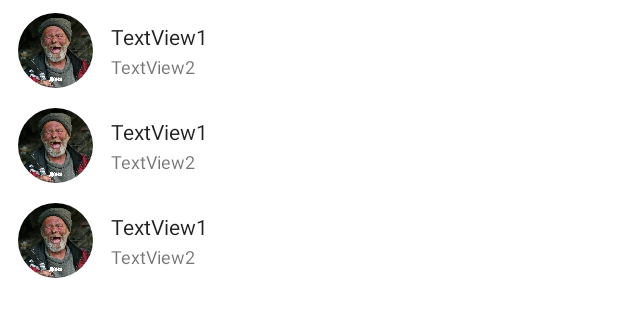
After one commit to Reeto1210/Taverna, an Android app: the layout fragment_contacts.xml on its own in the app's theme, with its tools: preview values and no code run, on a phone screen of 412 x 824 dp. The commit adds this screen. Shown: the top 317 px of the screen. Run offline under Robolectric (Android 15) with nearby library versions, the light colour scheme and no system bars.

Commit message:
начало создания ресайкла контактов

```diff
--- a/app/build.gradle
+++ b/app/build.gradle
@@ -38,6 +38,8 @@ android {
         implementation "androidx.constraintlayout:constraintlayout:2.0.1"
         api 'com.theartofdev.edmodo:android-image-cropper:2.8.+'
 // Add for NavController support
+        implementation 'com.firebaseui:firebase-ui-database:6.3.0'
+
         implementation "com.mikepenz:materialdrawer-nav:7.0.0"
         implementation fileTree(dir: "libs", include: ["*.jar"])
         implementation "org.jetbrains.kotlin:kotlin-stdlib-jdk7:$kotlin_version"
--- a/app/src/main/java/com/mudryakov/taverna/activityes/MainActivity.kt
+++ b/app/src/main/java/com/mudryakov/taverna/activityes/MainActivity.kt
@@ -73,6 +73,7 @@ class MainActivity : AppCompatActivity() {
     override fun onStart() {
         super.onStart()
         appStatus.changeState(appStatus.ONLINE)
+
     }
 
 
--- a/app/src/main/java/com/mudryakov/taverna/ui/Fragmets/Register/EnterCodeFragment.kt
+++ b/app/src/main/java/com/mudryakov/taverna/ui/Fragmets/Register/EnterCodeFragment.kt
@@ -14,7 +14,7 @@ class EnterCodeFragment(val phoneNumber: String, val id: String) :
     Fragment(R.layout.fragment_enter_code) {
 
     override fun onStart() {
-        (activity as RegisterActivity).title = phoneNumber
+        APP_ACTIVITY.title = phoneNumber
         super.onStart()
 
         Register_enterCode.addTextChangedListener(MyTextWhatcher {
@@ -42,6 +42,9 @@ class EnterCodeFragment(val phoneNumber: String, val id: String) :
         var dateMap = mutableMapOf<String, Any>()
         dateMap[CHILD_ID] = uid
         dateMap[CHILD_PHONE] = phoneNumber
+
+
+
               REF_DATABASE_ROOT.child(NODE_PHONES).child(phoneNumber).setValue(uid).addOnSuccessListener {
                   REF_DATABASE_ROOT.child(NODE_USERS).child(uid).updateChildren(dateMap)
                       .addOnCompleteListener {
--- a/app/src/main/java/com/mudryakov/taverna/ui/Objects/appStatus.kt
+++ b/app/src/main/java/com/mudryakov/taverna/ui/Objects/appStatus.kt
@@ -6,9 +6,10 @@ enum class appStatus(val state:String) {
     TYPING("печатает");
     companion object {
         fun changeState(status: appStatus) {
+            USER.status = status.state
             REF_DATABASE_ROOT.child(NODE_USERS).child(CURRENT_UID).child(CHILD_STATUS)
                 .setValue(status.state).addOnCompleteListener {
-                    if (it.isSuccessful) USER.status = status.state
+                    if (it.isSuccessful)
                     else showToast(it.exception?.message.toString())
                 }
         }
--- /dev/null
+++ b/app/src/main/res/layout/contacts_view.xml
@@ -0,0 +1,51 @@
+<?xml version="1.0" encoding="utf-8"?>
+<androidx.constraintlayout.widget.ConstraintLayout xmlns:android="http://schemas.android.com/apk/res/android"
+    xmlns:app="http://schemas.android.com/apk/res-auto"
+    xmlns:tools="http://schemas.android.com/tools"
+    android:id="@+id/contact_item_layout"
+    android:layout_width="match_parent"
+    android:layout_height="wrap_content"
+    android:background="#FFFFFF"
+    style="@style/SettingsButtons">
+
+
+    <de.hdodenhof.circleimageview.CircleImageView
+        android:id="@+id/contacts_circleImageView"
+        android:layout_width="50dp"
+        android:layout_height="50dp"
+        android:layout_marginStart="12dp"
+        android:layout_marginTop="6dp"
+        android:layout_marginBottom="6dp"
+        app:layout_constraintBottom_toBottomOf="parent"
+        app:layout_constraintStart_toStartOf="parent"
+        app:layout_constraintTop_toTopOf="parent"
+        android:src="@drawable/bomjara"
+        />
+
+    <TextView
+        android:id="@+id/contact_fullname"
+        android:layout_width="wrap_content"
+        android:layout_height="wrap_content"
+        android:layout_marginStart="12dp"
+        android:layout_marginTop="12dp"
+        android:layout_marginBottom="6dp"
+        android:text="TextView1"
+        android:textColor="@color/material_drawer_primary_text"
+        app:layout_constraintStart_toEndOf="@+id/contacts_circleImageView"
+        app:layout_constraintTop_toTopOf="parent"
+       />
+
+    <TextView
+        android:id="@+id/contacts_status"
+        android:layout_width="wrap_content"
+        android:layout_height="wrap_content"
+        android:layout_marginStart="12dp"
+        android:layout_marginTop="2dp"
+        android:text="TextView2"
+        android:textColor="@color/material_drawer_secondary_text"
+        android:textSize="12dp"
+        app:layout_constraintStart_toEndOf="@+id/contacts_circleImageView"
+        app:layout_constraintTop_toBottomOf="@+id/contact_fullname" />
+
+
+</androidx.constraintlayout.widget.ConstraintLayout>
--- /dev/null
+++ b/app/src/main/res/layout/fragment_contacts.xml
@@ -0,0 +1,23 @@
+<?xml version="1.0" encoding="utf-8"?>
+<androidx.constraintlayout.widget.ConstraintLayout xmlns:android="http://schemas.android.com/apk/res/android"
+    xmlns:app="http://schemas.android.com/apk/res-auto"
+    xmlns:tools="http://schemas.android.com/tools"
+    android:layout_width="match_parent"
+    android:layout_height="match_parent"
+    tools:context=".ui.Fragmets.Settings.SettingsChangeUserFullName">
+
+
+    <androidx.recyclerview.widget.RecyclerView
+
+
+        android:id="@+id/Contacts_recycleView"
+        android:layout_width="match_parent"
+        android:layout_height="0dp"
+        android:layout_marginStart="0dp"
+        android:layout_marginTop="1dp"
+        app:layout_constraintStart_toStartOf="parent"
+        app:layout_constraintTop_toTopOf="parent"
+        tools:listitem="@layout/contacts_view"
+        app:layoutManager="androidx.recyclerview.widget.LinearLayoutManager"/>
+
+</androidx.constraintlayout.widget.ConstraintLayout>
--- a/app/src/main/res/menu/settings_menu.xml
+++ b/app/src/main/res/menu/settings_menu.xml
@@ -1,13 +1,16 @@
 <?xml version="1.0" encoding="utf-8"?>
 <menu xmlns:android="http://schemas.android.com/apk/res/android"
     xmlns:app="http://schemas.android.com/apk/res-auto">
-<item
+
+    <item
 
     android:icon="@drawable/ic_settings_tri_tochki"
     app:showAsAction="ifRoom"
     android:title="">
     <menu>
+
         <item
+
             android:id="@+id/changeName"
             android:icon="@drawable/ic_settings_toolbar_edit_name"
             android:title="@string/changeUser"
--- a/app/src/main/res/values/strings.xml
+++ b/app/src/main/res/values/strings.xml
@@ -18,4 +18,5 @@
     <string name="Register_give_ur_number">Введите номер телефона</string>
     <string name="Register_add_ur_phone_hint">- - - - - - - - - - - -</string>
     <string name="Toast_change_data">Данные изменены</string>
+    <string name="Contacts_title">Контакты</string>
 </resources>
--- a/app/src/main/res/values/styles.xml
+++ b/app/src/main/res/values/styles.xml
@@ -36,15 +36,11 @@
         <item name="android:background">@drawable/myripple</item>
     </style>
 
-    <style name="ActionMenu" parent="@style/Theme.AppCompat.Light">
+    <style name="ActionMenu" parent="Theme.AppCompat.Light">
+        <item name="background">@color/colorAccent</item>
+        <item name="actionMenuTextColor">@color/md_black_1000</item>
 
-            <!-- Used for the buttons -->
 
-            <!-- Used for the title and text -->
-            <item name="android:textColorPrimary">@android:color/widget_edittext_dark</item>
-            <!-- Used for the background -->
-            <item name="android:background">@color/md_blue_grey_50</item>
-        <item name="actionMenuTextColor">@color/md_black_1000</item>
     </style>
     <style name="FAB" parent="ActionMenu">
         <item name="colorAccent">@color/colorPrimary</item>
```
Also changed, not shown: app/src/main/java/com/mudryakov/taverna/ui/Fragmets/ContactsFragment.kt (added, +21 -0 lines), app/src/main/java/com/mudryakov/taverna/ui/Fragmets/Settings/SettingsFragment.kt (+6 -2 lines), app/src/main/java/com/mudryakov/taverna/ui/Objects/AppDrawer.kt (+9 -4 lines), app/src/main/java/com/mudryakov/taverna/ui/Objects/FirebaseHelper.kt (+35 -8 lines), app/src/main/res/drawable/ic_settings_exit.xml (+4 -6 lines), app/src/main/res/drawable/ic_settings_toolbar_edit_name.xml (+4 -9 lines).
